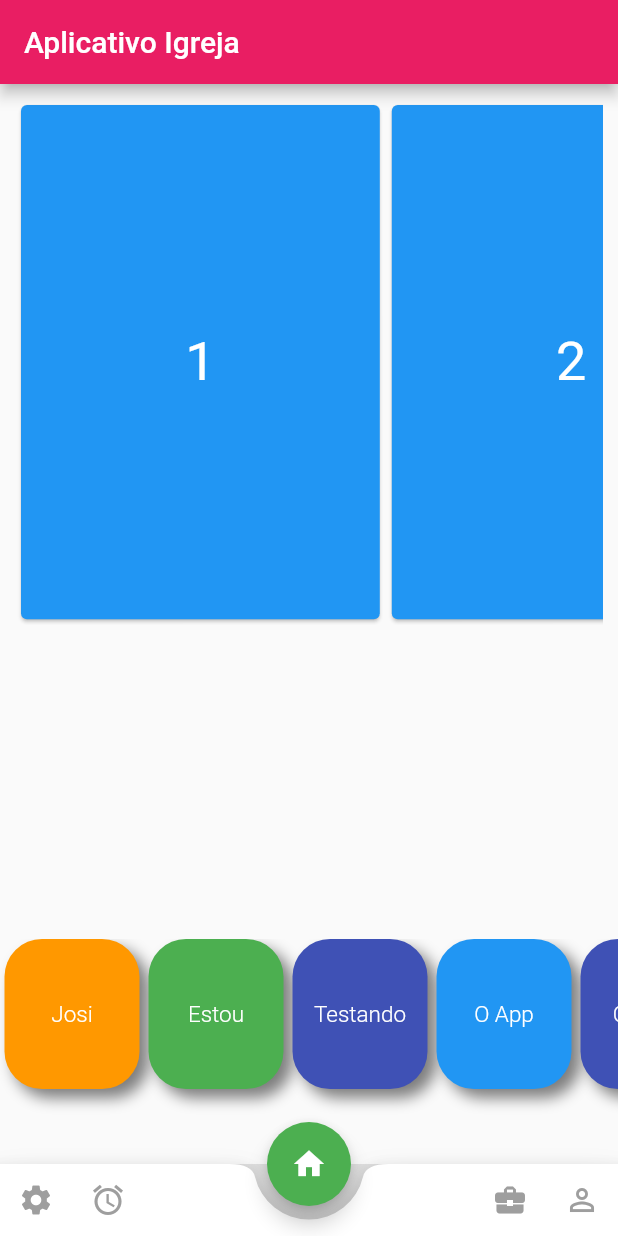
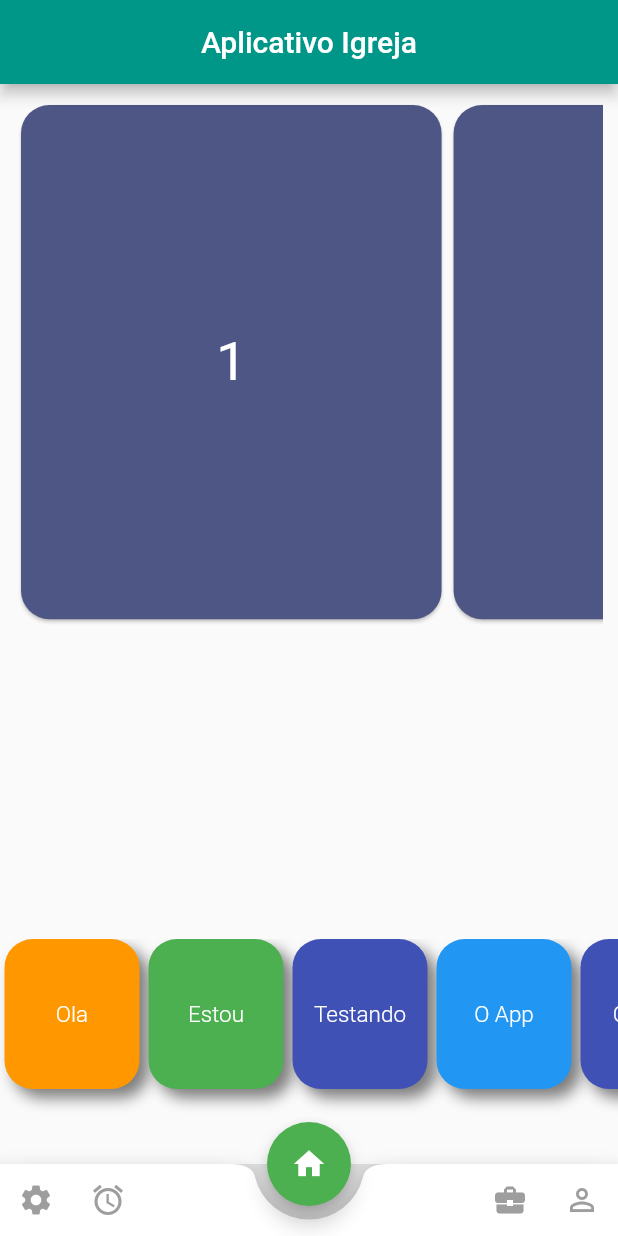
Before and after one commit to leordrigues/webchurch, a Flutter app: the screen it shows after launch, on a phone screen of 412 x 824 dp. Run offline on Flutter 3.47's test engine with Material 2 defaults, Android fonts, the phone set to English and light mode, and no system bars.

Commit message:
Commit 4 Cor

```diff
--- a/lib/Horizonta_listView.dart
+++ b/lib/Horizonta_listView.dart
@@ -8,24 +8,36 @@ class MainScreen extends StatelessWidget {
   Widget build(BuildContext context) {
     return Scaffold(
       appBar: AppBar(
-        title: Text('Aplicativo Igreja',textAlign: TextAlign.center,),
+        centerTitle: true,
+        backgroundColor: Colors.teal, //coloquei uma cor no appbar -forçada
+        title: Text(
+          'Aplicativo Igreja',
+          textAlign: TextAlign.center,
+        ),
       ),
       body: Container(
         padding: EdgeInsets.symmetric(horizontal: 10.0, vertical: 10.0),
         height: MediaQuery.of(context).size.height * 0.45,
         child: ListView.builder(
-          scrollDirection: Axis.horizontal,
-            itemCount: numbers.length, itemBuilder: (context, index) {
+            scrollDirection: Axis.horizontal,
+            itemCount: numbers.length,
+            itemBuilder: (context, index) {
               return Container(
-                width: MediaQuery.of(context).size.width * 0.6,
+                width: MediaQuery.of(context).size.width * 0.7,
                 child: Card(
-                  color: Colors.blue,
+                  shape: RoundedRectangleBorder(
+                borderRadius: BorderRadius.circular(19.0)), //circular o Container
+                  color: Color(0xFF4E5685), //quero essa cor #4E5685
                   child: Container(
-                    child: Center(child: Text(numbers[index].toString(), style: TextStyle(color: Colors.white, fontSize: 36.0),)),
-               ),
+                    child: Center(
+                        child: Text(
+                      numbers[index].toString(),
+                      style: TextStyle(color: Colors.white, fontSize: 36.0),
+                    )),
+                  ),
                 ),
               );
-        }),
+            }),
       ),
     );
   }
--- a/lib/detail_bottom.dart
+++ b/lib/detail_bottom.dart
@@ -12,7 +12,7 @@ class DetailBottom extends StatelessWidget {
               padding: const EdgeInsets.only(bottom: 50,),
               scrollDirection: Axis.horizontal,
               children: <Widget>[
-                Group(title: "Josi",color: Colors.orange, ),
+                Group(title: "Ola",color: Colors.orange, ),
                 Group(title: "Estou",color: Colors.green,),
                 Group(title: "Testando",color: Colors.indigo,),
                 Group(title: "O App",color: Colors.blue,),
--- a/lib/group.dart
+++ b/lib/group.dart
@@ -8,7 +8,7 @@ class Group extends StatelessWidget {
   @override
   Widget build(BuildContext context) {
     var boxDecoration = BoxDecoration(
-          borderRadius: BorderRadius.circular(25.0),
+          borderRadius: BorderRadius.circular(19.0), //borda no objeto
           color: color,
           boxShadow: <BoxShadow>[  //COLOCAR UMA SOMBRA NO OBJETO
             BoxShadow(
--- a/lib/main.dart
+++ b/lib/main.dart
@@ -12,7 +12,7 @@ class MyApp extends StatelessWidget {
       debugShowCheckedModeBanner: false,
       title: 'Flutter Demo',
       theme: ThemeData(
-        primarySwatch: Colors.pink,
+        primarySwatch: Colors.red,
       ),
       home: Scaffold(body: MyHomePage()),
     );
```
